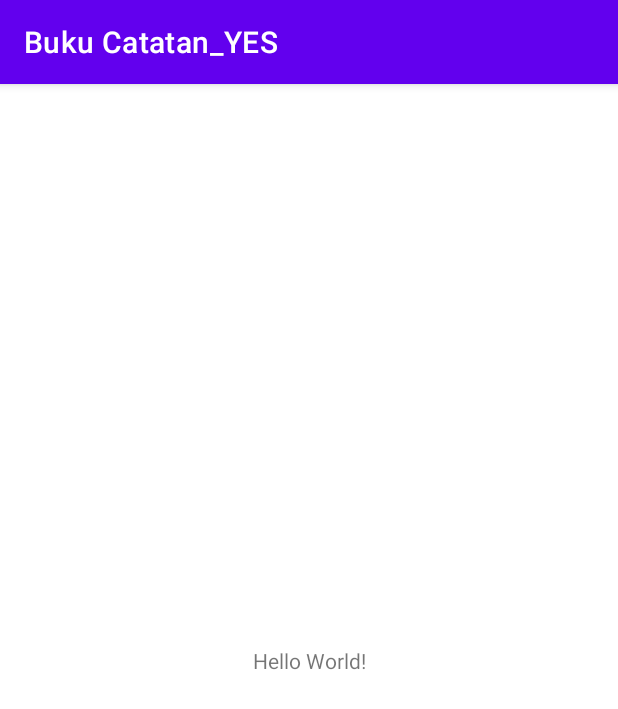
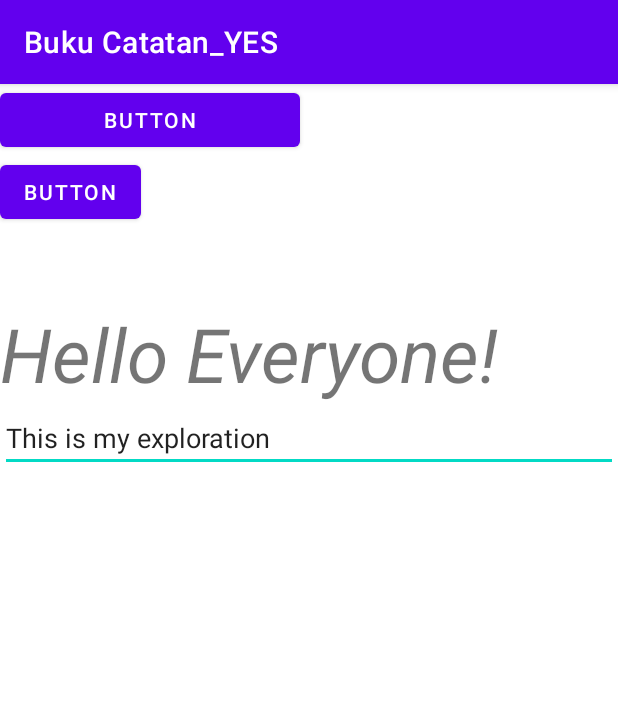
Before and after one commit to Yoristian/Buku_Catatan_YES, an Android app: the screen it shows after launch (MainActivity), on a phone screen of 412 x 824 dp. Shown: the top 709 px of the screen. Run offline under Robolectric (Android 15) with nearby library versions, the phone set to English and light mode, and no system bars.

Commit message:
initial commit

```diff
--- a/app/src/main/res/layout/activity_main.xml
+++ b/app/src/main/res/layout/activity_main.xml
@@ -1,18 +1,37 @@
-<?xml version="1.0" encoding="utf-8"?>
-<androidx.constraintlayout.widget.ConstraintLayout xmlns:android="http://schemas.android.com/apk/res/android"
+  <?xml version="1.0" encoding="utf-8"?>
+<LinearLayout xmlns:android="http://schemas.android.com/apk/res/android"
     xmlns:app="http://schemas.android.com/apk/res-auto"
     xmlns:tools="http://schemas.android.com/tools"
     android:layout_width="match_parent"
     android:layout_height="match_parent"
+    android:orientation="vertical"
     tools:context=".MainActivity">
 
-    <TextView
+    <Button
+        android:layout_width="200dp"
+        android:layout_height="wrap_content"
+        android:text="Button"/>
+
+    <Button
         android:layout_width="wrap_content"
         android:layout_height="wrap_content"
-        android:text="Hello World!"
-        app:layout_constraintBottom_toBottomOf="parent"
-        app:layout_constraintEnd_toEndOf="parent"
-        app:layout_constraintStart_toStartOf="parent"
-        app:layout_constraintTop_toTopOf="parent" />
+        android:text="Button"/>
 
-</androidx.constraintlayout.widget.ConstraintLayout>
+
+    <TextView
+        android:layout_width="match_parent"
+        android:layout_height="wrap_content"
+        android:layout_marginTop="50dp"
+        android:text="Hello Everyone!"
+        android:textSize="50sp"
+        android:textStyle="italic"/>
+
+    <EditText
+        android:layout_width="match_parent"
+        android:layout_height="wrap_content"
+        android:text="This is my exploration"/>
+
+
+
+
+</LinearLayout>
```
Also changed, not shown: app/src/main/res/layout/relative.xml (added, +49 -0 lines).
